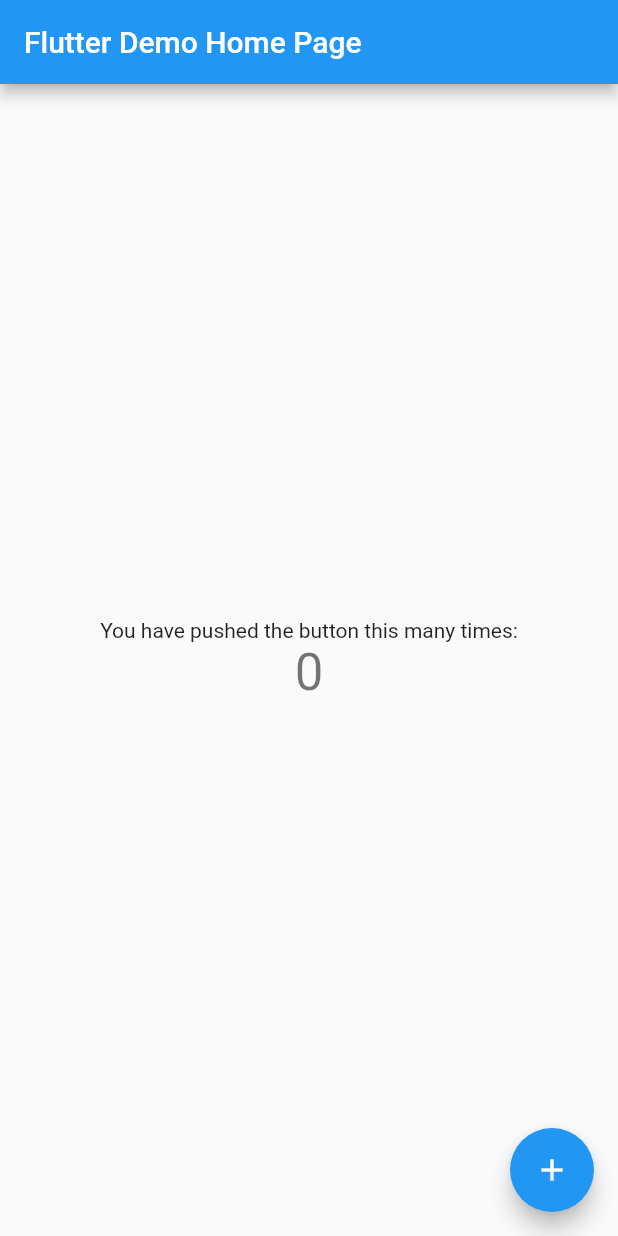
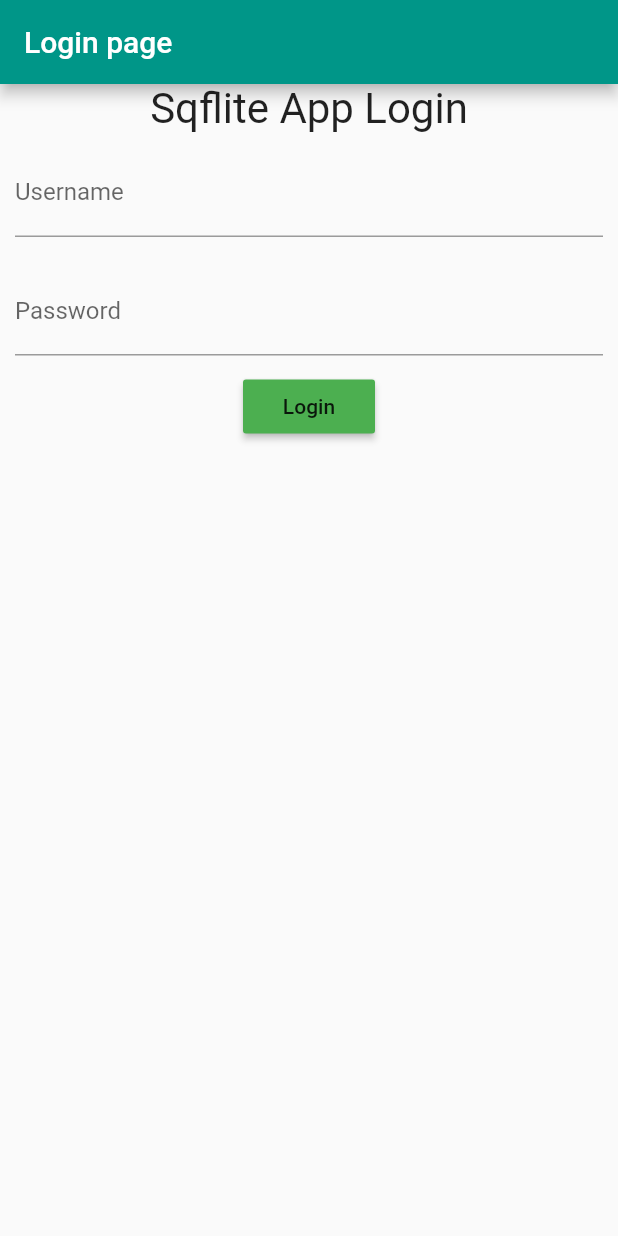
Before and after one commit to sunilkumar1996/flatter-login-page, a Flutter app: the screen it shows after launch, on a phone screen of 412 x 824 dp. Run offline on Flutter 3.47's test engine with Material 2 defaults, Android fonts, the phone set to English and light mode, and no system bars; our stand-ins replace sqflite; missing offline and left inert: dart:ffi; accounts and stored records are empty.

Commit message:
create login pagg.

```diff
--- /dev/null
+++ b/lib/data/rest_data.dart
@@ -0,0 +1,13 @@
+import 'package:fluttersqflite/models/user.dart';
+import 'package:fluttersqflite/utils/network_util.dart';
+
+class RestData {
+  NetworkUtil _netUtil = new NetworkUtil();
+  static final BASE_URL = "";
+  static final LOGIN_URL = BASE_URL +"/";
+
+
+  Future<User> login(String username, String password) {
+    return null;
+  }
+}
--- a/lib/main.dart
+++ b/lib/main.dart
@@ -1,111 +1,22 @@
 import 'package:flutter/material.dart';
+import 'package:fluttersqflite/pages/home_page.dart';
+import 'package:fluttersqflite/pages/login/login_page.dart';
 
-void main() => runApp(MyApp());
+void main () => runApp(new MyApp());
+
+final routes = {
+  '/login': (BuildContext context)=> new LoginPage(),
+  '/home': (BuildContext context)=> new HomePage(),
+  '/': (BuildContext context)=> new LoginPage(),
+};
 
 class MyApp extends StatelessWidget {
-  // This widget is the root of your application.
   @override
   Widget build(BuildContext context) {
     return MaterialApp(
-      title: 'Flutter Demo',
-      theme: ThemeData(
-        // This is the theme of your application.
-        //
-        // Try running your application with "flutter run". You'll see the
-        // application has a blue toolbar. Then, without quitting the app, try
-        // changing the primarySwatch below to Colors.green and then invoke
-        // "hot reload" (press "r" in the console where you ran "flutter run",
-        // or simply save your changes to "hot reload" in a Flutter IDE).
-        // Notice that the counter didn't reset back to zero; the application
-        // is not restarted.
-        primarySwatch: Colors.blue,
-      ),
-      home: MyHomePage(title: 'Flutter Demo Home Page'),
+      title: 'Sqlflite App',
+      theme: new ThemeData(primarySwatch: Colors.teal),
+      routes: routes,
     );
   }
 }
-
-class MyHomePage extends StatefulWidget {
-  MyHomePage({Key key, this.title}) : super(key: key);
-
-  // This widget is the home page of your application. It is stateful, meaning
-  // that it has a State object (defined below) that contains fields that affect
-  // how it looks.
-
-  // This class is the configuration for the state. It holds the values (in this
-  // case the title) provided by the parent (in this case the App widget) and
-  // used by the build method of the State. Fields in a Widget subclass are
-  // always marked "final".
-
-  final String title;
-
-  @override
-  _MyHomePageState createState() => _MyHomePageState();
-}
-
-class _MyHomePageState extends State<MyHomePage> {
-  int _counter = 0;
-
-  void _incrementCounter() {
-    setState(() {
-      // This call to setState tells the Flutter framework that something has
-      // changed in this State, which causes it to rerun the build method below
-      // so that the display can reflect the updated values. If we changed
-      // _counter without calling setState(), then the build method would not be
-      // called again, and so nothing would appear to happen.
-      _counter++;
-    });
-  }
-
-  @override
-  Widget build(BuildContext context) {
-    // This method is rerun every time setState is called, for instance as done
-    // by the _incrementCounter method above.
-    //
-    // The Flutter framework has been optimized to make rerunning build methods
-    // fast, so that you can just rebuild anything that needs updating rather
-    // than having to individually change instances of widgets.
-    return Scaffold(
-      appBar: AppBar(
-        // Here we take the value from the MyHomePage object that was created by
-        // the App.build method, and use it to set our appbar title.
-        title: Text(widget.title),
-      ),
-      body: Center(
-        // Center is a layout widget. It takes a single child and positions it
-        // in the middle of the parent.
-        child: Column(
-          // Column is also a layout widget. It takes a list of children and
-          // arranges them vertically. By default, it sizes itself to fit its
-          // children horizontally, and tries to be as tall as its parent.
-          //
-          // Invoke "debug painting" (press "p" in the console, choose the
-          // "Toggle Debug Paint" action from the Flutter Inspector in Android
-          // Studio, or the "Toggle Debug Paint" command in Visual Studio Code)
-          // to see the wireframe for each widget.
-          //
-          // Column has various properties to control how it sizes itself and
-          // how it positions its children. Here we use mainAxisAlignment to
-          // center the children vertically; the main axis here is the vertical
-          // axis because Columns are vertical (the cross axis would be
-          // horizontal).
-          mainAxisAlignment: MainAxisAlignment.center,
-          children: <Widget>[
-            Text(
-              'You have pushed the button this many times:',
-            ),
-            Text(
-              '$_counter',
-              style: Theme.of(context).textTheme.display1,
-            ),
-          ],
-        ),
-      ),
-      floatingActionButton: FloatingActionButton(
-        onPressed: _incrementCounter,
-        tooltip: 'Increment',
-        child: Icon(Icons.add),
-      ), // This trailing comma makes auto-formatting nicer for build methods.
-    );
-  }
-}
--- /dev/null
+++ b/lib/models/user.dart
@@ -0,0 +1,21 @@
+class User{
+  String _username;
+  String _password;
+
+  User(this._username, this._password);
+
+  User.map(dynamic obj) {
+    this._username = obj['username'];
+    this._password = obj['password'];
+  }
+
+  String get username => _username;
+  String get password => _password;
+
+  Map<String, dynamic> toMap(){
+    var map = new Map<String, dynamic>();
+    map['username'] = _username;
+    map['password'] = _password;
+    return map;
+  }
+}
--- /dev/null
+++ b/lib/pages/login/login_page.dart
@@ -0,0 +1,113 @@
+import 'package:flutter/material.dart';
+import 'package:fluttersqflite/data/database_helper.dart';
+import 'package:fluttersqflite/models/user.dart';
+import 'package:fluttersqflite/pages/login/login_presanter.dart';
+
+class LoginPage extends StatefulWidget {
+  @override
+  _LoginPageState createState() => _LoginPageState();
+}
+
+class _LoginPageState extends State<LoginPage> implements LoginPageContract{
+
+  BuildContext _ctx;
+  bool _isLoading = false;
+  final formKey = new GlobalKey<FormState>();
+  final scaffoldKey = new GlobalKey<ScaffoldState>();
+
+  String _username, _password;
+
+  LoginPagePresenter _presenter;
+
+  _LoginPageState() {
+    _presenter = new LoginPagePresenter(this);
+  }
+
+  void _submit(){
+    final form = formKey.currentState;
+
+    if(form.validate()){
+      setState(() {
+        _isLoading = true;
+        form.save();
+        _presenter.doLogin(_username, _password);
+      });
+    }
+  }
+
+  void _showSnackBar(String text){
+    scaffoldKey.currentState.showSnackBar(new SnackBar(
+      content: new Text(text),
+    ));
+  }
+
+  @override
+  Widget build(BuildContext context) {
+    _ctx = context;
+    var loginBtn = new RaisedButton(
+      onPressed: _submit,
+      child: new Text("Login"),
+      color: Colors.green,
+      );
+      var loginForm = new Column(
+        crossAxisAlignment: CrossAxisAlignment.center,
+        children: <Widget>[
+          new Text("Sqflite App Login",textScaleFactor: 2.0,),
+          new Form(
+            key: formKey,
+            child: new Column(
+              children: <Widget>[
+                new Padding(
+                  padding: const EdgeInsets.all(10.0),
+                  child: TextFormField(
+                    onSaved: (val) => _username = val,
+                    decoration: new InputDecoration(labelText: "Username"),
+                  ),
+                ),
+                new Padding(
+                  padding: const EdgeInsets.all(10.0),
+                  child: TextFormField(
+                    onSaved: (val)=> _password = val,
+                    decoration: new InputDecoration(labelText: "Password"),
+                  ),
+                )
+              ],
+            ),
+          ),
+          loginBtn
+        ],
+      );
+      return new Scaffold(
+        appBar: new AppBar(
+          title: new Text("Login page"),
+        ),
+        key: scaffoldKey,
+        body: new Container(
+          child: new Center(
+            child: loginForm,
+          ),
+        ),
+      );
+  }
+
+  @override
+  void onLoginError(String error) {
+    // TODO: implement onLoginError
+    _showSnackBar(error);
+    setState(() {
+      _isLoading = false;
+    });
+  }
+
+  @override
+  void onLoginSuccess(User user) async {
+    // TODO: implement onLoginSuccess
+    _showSnackBar(user.toString());
+    setState(() {
+      _isLoading = false;
+
+    });
+    var db = new DatabaseHelper();
+    await db.saveUser(user);
+  }
+}
--- /dev/null
+++ b/lib/pages/login/login_presanter.dart
@@ -0,0 +1,21 @@
+import 'package:fluttersqflite/data/rest_data.dart';
+import 'package:fluttersqflite/models/user.dart';
+
+abstract class LoginPageContract{
+  void onLoginSuccess(User user);
+  void onLoginError(String error);
+
+}
+
+class LoginPagePresenter{
+  LoginPageContract _view;
+  RestData api = new RestData();
+  LoginPagePresenter(this._view);
+
+  doLogin(String username, String password) {
+    api
+        .login(username, password)
+        .then((user)=>_view.onLoginSuccess(user))
+        .catchError((onError)=>_view.onLoginError(onError));
+  }
+}
--- a/pubspec.yaml
+++ b/pubspec.yaml
@@ -23,6 +23,8 @@ dependencies:
   # The following adds the Cupertino Icons font to your application.
   # Use with the CupertinoIcons class for iOS style icons.
   cupertino_icons: ^0.1.2
+  sqflite: any
+  path_provider: ^1.6.7
 
 dev_dependencies:
   flutter_test:
```
Also changed, not shown: lib/data/database_helper.dart (added, +51 -0 lines), lib/pages/home_page.dart (added, +15 -0 lines), lib/utils/network_util.dart (added, +12 -0 lines), pubspec.lock.
